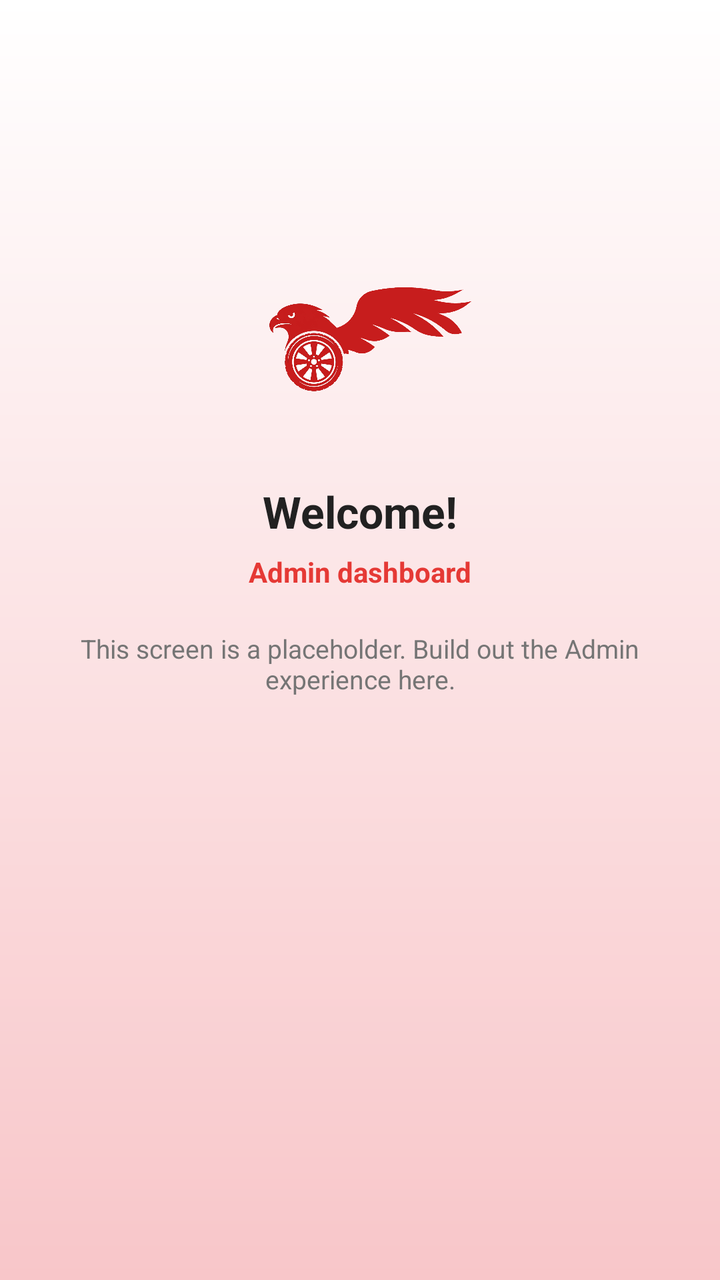
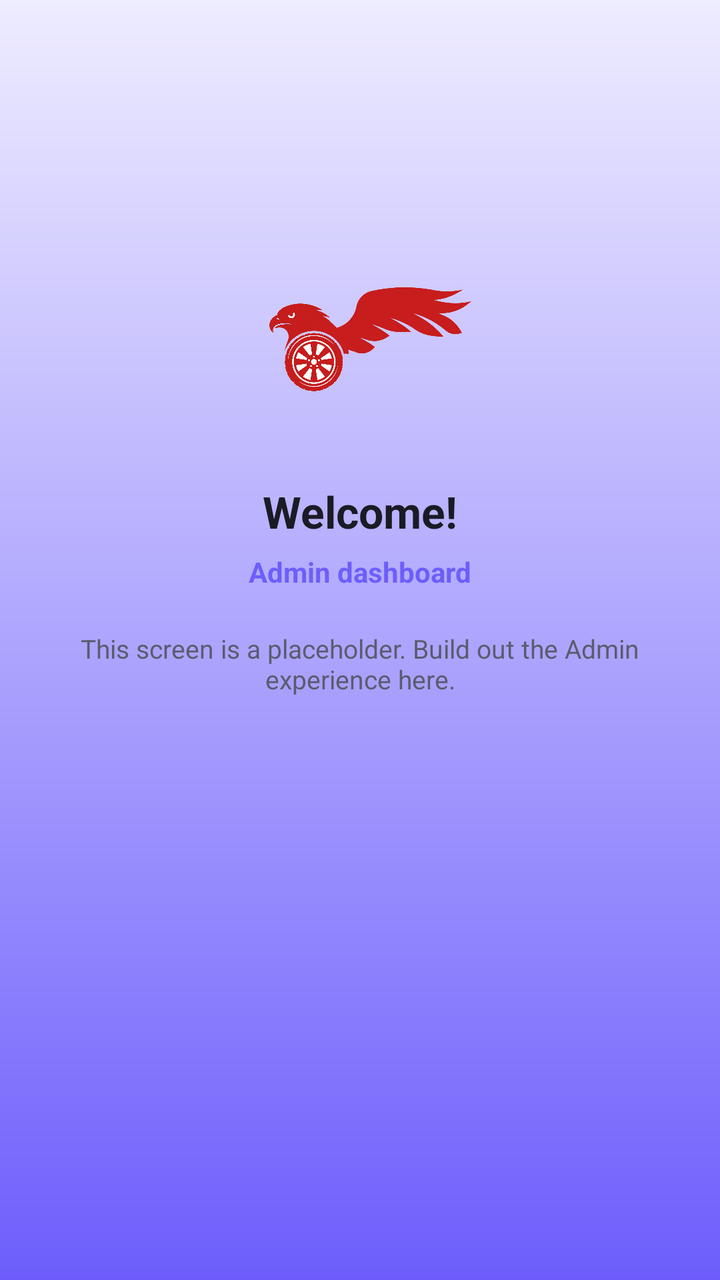

Two renders of the same Android screen: before a commit and after it. Below are the layout's source before the change and the commit's diff.
<!-- AndroidManifest.xml: application theme Theme.RUTA -->
<!-- res/layout/activity_admin_home.xml -->
<?xml version="1.0" encoding="utf-8"?>
<androidx.constraintlayout.widget.ConstraintLayout
    xmlns:android="http://schemas.android.com/apk/res/android"
    xmlns:app="http://schemas.android.com/apk/res-auto"
    android:layout_width="match_parent"
    android:layout_height="match_parent"
    android:background="@drawable/bg_gradient_pink">

    <ImageView
        android:id="@+id/imgLogo"
        android:layout_width="116dp"
        android:layout_height="105dp"
        android:layout_marginTop="120dp"
        android:contentDescription="@string/app_name"
        android:src="@drawable/ruta_logo"
        app:layout_constraintBottom_toTopOf="@id/txtWelcome"
        app:layout_constraintEnd_toEndOf="parent"
        app:layout_constraintStart_toStartOf="parent"
        app:layout_constraintTop_toTopOf="parent"
        app:layout_constraintVertical_chainStyle="packed" />

    <TextView
        android:id="@+id/txtWelcome"
        android:layout_width="wrap_content"
        android:layout_height="wrap_content"
        android:layout_marginTop="16dp"
        android:textColor="@color/text_dark"
        android:textSize="22sp"
        android:textStyle="bold"
        android:text="Welcome!"
        app:layout_constraintTop_toBottomOf="@id/imgLogo"
        app:layout_constraintStart_toStartOf="parent"
        app:layout_constraintEnd_toEndOf="parent" />

    <TextView
        android:id="@+id/txtRoleLabel"
        android:layout_width="wrap_content"
        android:layout_height="wrap_content"
        android:layout_marginTop="6dp"
        android:textColor="@color/ruta_red"
        android:textSize="14sp"
        android:textStyle="bold"
        android:text="Admin dashboard"
        app:layout_constraintTop_toBottomOf="@id/txtWelcome"
        app:layout_constraintStart_toStartOf="parent"
        app:layout_constraintEnd_toEndOf="parent" />

    <TextView
        android:layout_width="0dp"
        android:layout_height="wrap_content"
        android:layout_marginTop="20dp"
        android:layout_marginHorizontal="40dp"
        android:gravity="center"
        android:textColor="@color/text_gray"
        android:textSize="13sp"
        android:text="This screen is a placeholder. Build out the Admin experience here."
        app:layout_constraintTop_toBottomOf="@id/txtRoleLabel"
        app:layout_constraintStart_toStartOf="parent"
        app:layout_constraintEnd_toEndOf="parent" />

</androidx.constraintlayout.widget.ConstraintLayout>
<!-- resources referenced by this layout -->
<resources>
  <color name="ruta_red">#E53935</color>
  <color name="text_dark">#212121</color>
  <color name="text_gray">#757575</color>
  <!-- drawable bg_gradient_pink (drawable) -->
  <?xml version="1.0" encoding="utf-8"?>
  <shape xmlns:android="http://schemas.android.com/apk/res/android">
      <gradient
          android:startColor="@color/ruta_pink_gradient_start"
          android:endColor="@color/ruta_pink_gradient_end"
          android:angle="90" />
  </shape>
  <!-- drawable ruta_logo: png bitmap (drawable, 202148 bytes) -->
  <string name="app_name">RUTA</string>
  <style name="Theme.RUTA" parent="Theme.MaterialComponents.DayNight.NoActionBar">
          <item name="colorPrimary">@color/ruta_red</item>
          <item name="colorPrimaryDark">@color/ruta_red_dark</item>
          <item name="colorAccent">@color/ruta_red</item>
          <item name="android:statusBarColor">@color/ruta_red</item>
          <item name="android:windowLightStatusBar" tools:targetApi="m">false</item>
      </style>
  <color name="ruta_pink_gradient_start">#F8C6C9</color>
  <color name="ruta_pink_gradient_end">#FFFFFF</color>
  <color name="ruta_red_dark">#C62828</color>
</resources>

<!-- the commit's change to res/layout/activity_admin_home.xml (unified diff, before → after) -->
@@ -24,7 +24,7 @@
         android:layout_width="wrap_content"
         android:layout_height="wrap_content"
         android:layout_marginTop="16dp"
-        android:textColor="@color/text_dark"
+        android:textColor="@color/ruta_text_primary"
         android:textSize="22sp"
         android:textStyle="bold"
         android:text="Welcome!"
@@ -37,7 +37,7 @@
         android:layout_width="wrap_content"
         android:layout_height="wrap_content"
         android:layout_marginTop="6dp"
-        android:textColor="@color/ruta_red"
+        android:textColor="@color/ruta_primary"
         android:textSize="14sp"
         android:textStyle="bold"
         android:text="Admin dashboard"
@@ -51,7 +51,7 @@
         android:layout_marginTop="20dp"
         android:layout_marginHorizontal="40dp"
         android:gravity="center"
-        android:textColor="@color/text_gray"
+        android:textColor="@color/ruta_text_secondary"
         android:textSize="13sp"
         android:text="This screen is a placeholder. Build out the Admin experience here."
         app:layout_constraintTop_toBottomOf="@id/txtRoleLabel"
<!-- resource entries referenced after the edit -->
@@ -1,8 +1,8 @@
 <!-- resources referenced by this layout -->
 <resources>
-  <color name="ruta_red">#E53935</color>
-  <color name="text_dark">#212121</color>
-  <color name="text_gray">#757575</color>
+  <color name="ruta_primary">#6D5EFC</color>
+  <color name="ruta_text_primary">#1A1B25</color>
+  <color name="ruta_text_secondary">#5A5C6E</color>
   <!-- drawable bg_gradient_pink (drawable) -->
   <?xml version="1.0" encoding="utf-8"?>
   <shape xmlns:android="http://schemas.android.com/apk/res/android">
@@ -14,14 +14,22 @@
   <!-- drawable ruta_logo: png bitmap (drawable, 202148 bytes) -->
   <string name="app_name">RUTA</string>
   <style name="Theme.RUTA" parent="Theme.MaterialComponents.DayNight.NoActionBar">
-          <item name="colorPrimary">@color/ruta_red</item>
-          <item name="colorPrimaryDark">@color/ruta_red_dark</item>
-          <item name="colorAccent">@color/ruta_red</item>
-          <item name="android:statusBarColor">@color/ruta_red</item>
+          
+          <item name="colorPrimary">@color/ruta_primary</item>
+          <item name="colorPrimaryVariant">@color/ruta_primary_dark</item>
+          <item name="colorOnPrimary">@color/white</item>
+          <item name="colorSecondary">@color/ruta_primary</item>
+          <item name="colorSecondaryVariant">@color/ruta_primary_dark</item>
+          <item name="colorOnSecondary">@color/white</item>
+  
+          
+          <item name="android:statusBarColor">@color/ruta_primary</item>
           <item name="android:windowLightStatusBar" tools:targetApi="m">false</item>
       </style>
-  <color name="ruta_pink_gradient_start">#F8C6C9</color>
-  <color name="ruta_pink_gradient_end">#FFFFFF</color>
-  <color name="ruta_red_dark">#C62828</color>
+  <color name="ruta_pink_gradient_start">@color/ruta_primary</color>
+  <color name="ruta_pink_gradient_end">@color/ruta_primary_light</color>
+  <color name="ruta_primary_dark">#4B38E0</color>
+  <color name="white">#FFFFFF</color>
+  <color name="ruta_primary_light">#EEECFF</color>
 </resources>
 
